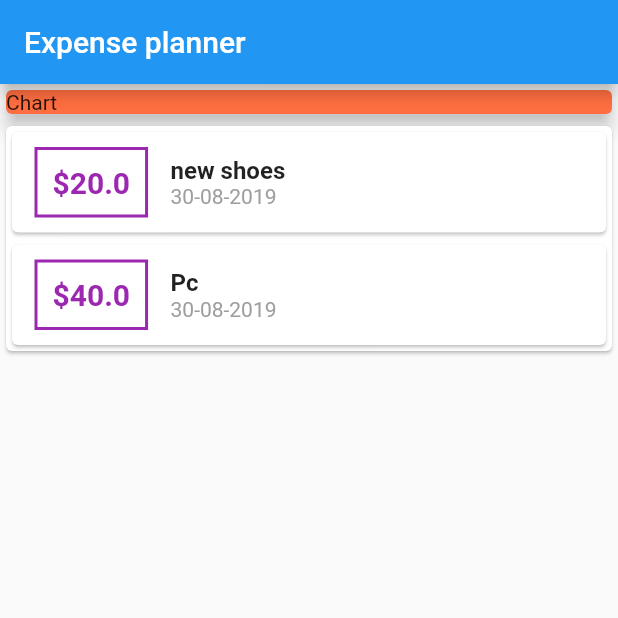
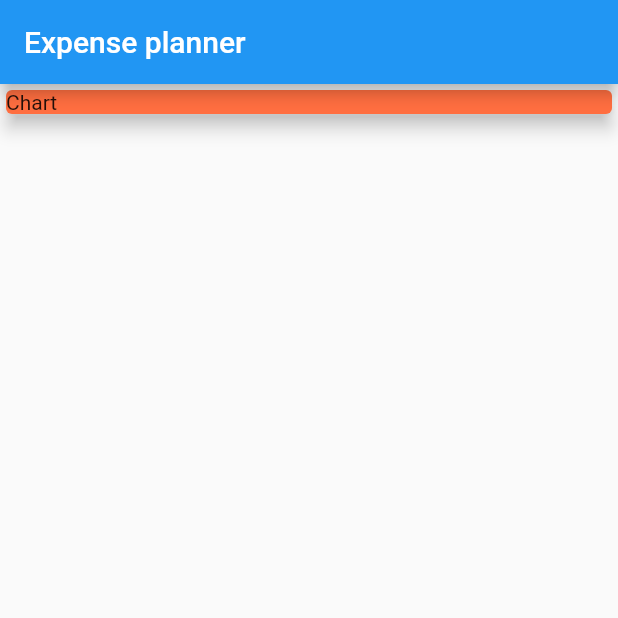
Before and after one commit to rLukes/expense_planner, a Flutter app: the screen it shows after launch, on a phone screen of 412 x 824 dp, the top half of it. Run offline on Flutter 3.47's test engine with Material 2 defaults, Android fonts, the phone set to English and light mode, and no system bars.

Commit message:
new transaction view

```diff
--- a/lib/main.dart
+++ b/lib/main.dart
@@ -1,6 +1,4 @@
 import 'package:flutter/material.dart';
-import './transaction.dart';
-import 'package:intl/intl.dart';
 
 void main() => runApp(ExpensePlannerApp());
 
@@ -15,11 +13,7 @@ class ExpensePlannerApp extends StatelessWidget {
 }
 
 class ExpensePlannerHomePage extends StatelessWidget {
-  final List<Transaction> transactions = [
-    Transaction(
-        id: 't1', title: "new shoes", amount: 20.0, date: DateTime.now()),
-    Transaction(id: 't2', title: "Pc", amount: 40.0, date: DateTime.now())
-  ];
+  String titleInput;
 
   @override
   Widget build(BuildContext context) {
@@ -28,7 +22,8 @@ class ExpensePlannerHomePage extends StatelessWidget {
           title: Text('Expense planner'),
         ),
         body: Column(
-          mainAxisAlignment: MainAxisAlignment.start,
+          //  mainAxisAlignment: MainAxisAlignment.start,
+          crossAxisAlignment: CrossAxisAlignment.stretch,
           children: <Widget>[
             Container(
               width: double.infinity,
@@ -38,48 +33,7 @@ class ExpensePlannerHomePage extends StatelessWidget {
                 elevation: 5,
               ),
             ),
-            Card(
-              child: Column(
-                  children: transactions.map((tx) {
-                return Card(
-                  child: Row(
-                    children: <Widget>[
-                      Container(
-                        child: Text(
-                          '\$${tx.amount}',
-                          style: TextStyle(
-                              fontWeight: FontWeight.bold,
-                              fontSize: 20,
-                              color: Colors.purple),
-                        ),
-                        margin:
-                            EdgeInsets.symmetric(vertical: 10, horizontal: 15),
-                        decoration: BoxDecoration(
-                            border: Border.all(
-                          color: Colors.purple,
-                          width: 2,
-                        )),
-                        padding: EdgeInsets.all(10),
-                      ),
-                      Column(
-                        crossAxisAlignment: CrossAxisAlignment.start,
-                        children: <Widget>[
-                          Text(
-                            tx.title,
-                            style: TextStyle(
-                                fontSize: 16, fontWeight: FontWeight.bold),
-                          ),
-                          Text(
-                            DateFormat("dd-MM-yyyy").format(tx.date),
-                            style: TextStyle(color: Colors.grey),
-                          )
-                        ],
-                      )
-                    ],
-                  ),
-                );
-              }).toList()),
-            )
+
           ],
         ));
   }
```
Also changed, not shown: lib/widgets/new_transaction.dart (added, +34 -0 lines), lib/widgets/transactions_list.dart (added, +57 -0 lines), lib/widgets/user_transaction.dart (added, +31 -0 lines), lib/model/transaction.dart (renamed from lib/transaction.dart).
